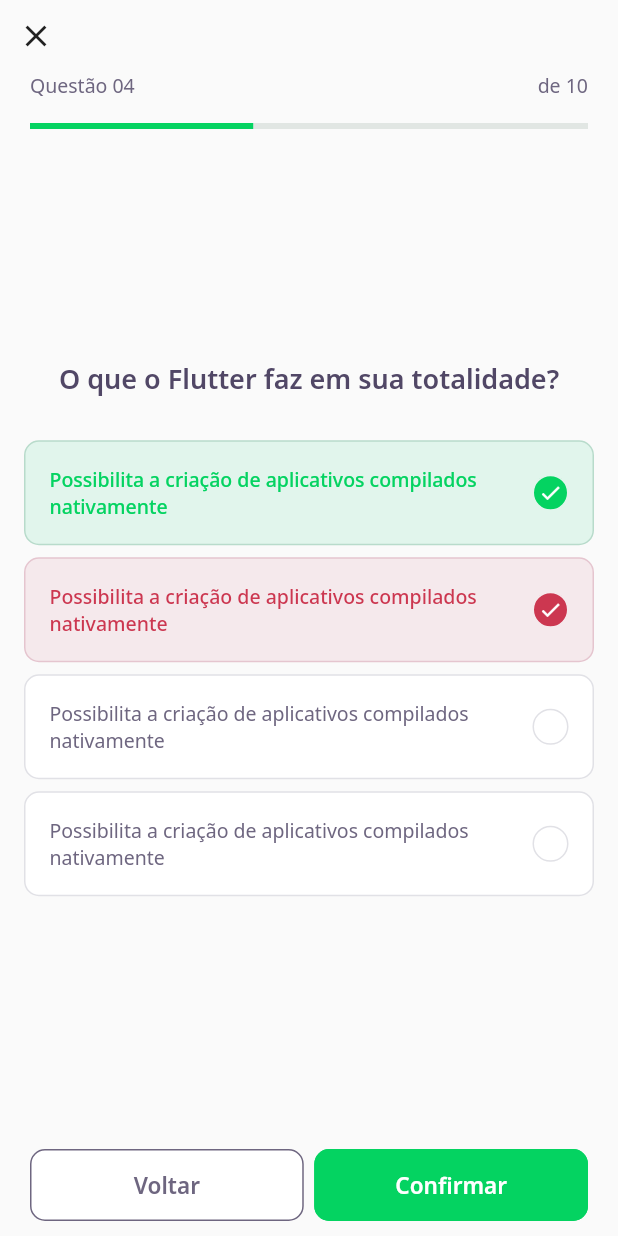
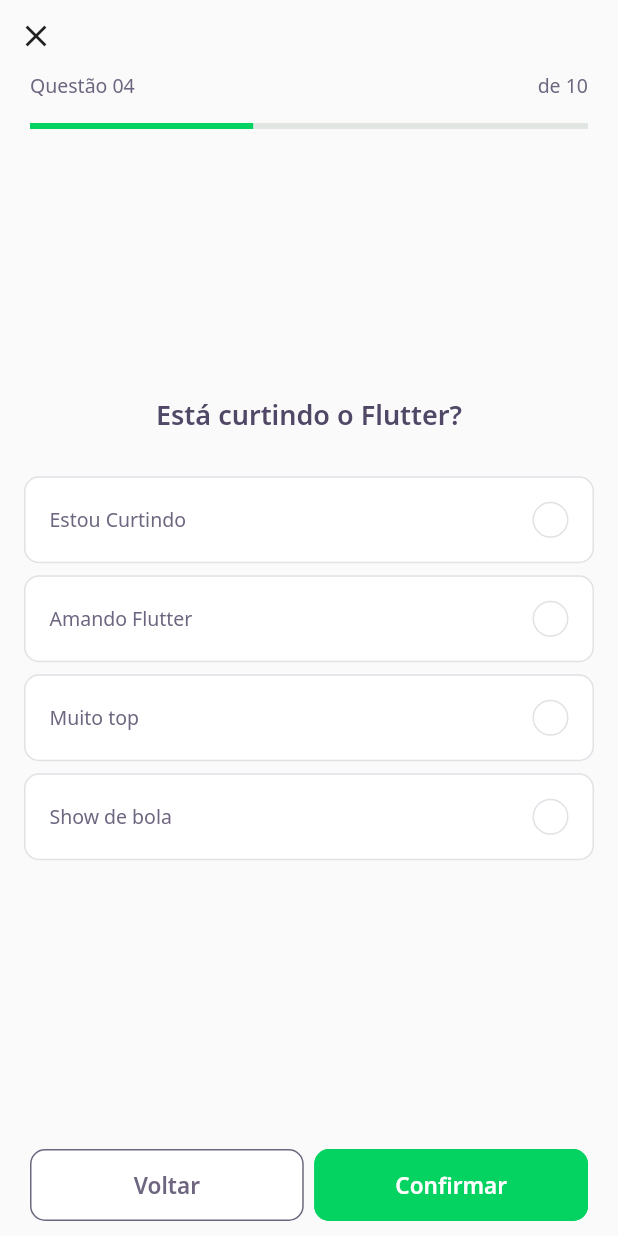
Before and after one commit to sidinei-silva/dev_quiz, a Flutter app: the screen it shows after launch, after a tap on "NLW 5 Flutter", on a phone screen of 412 x 824 dp. Run offline on Flutter 3.47's test engine with Material 2 defaults, Android fonts, the phone set to English and light mode, and no system bars; our stand-ins replace google_fonts; accounts and stored records are empty; network calls fail.

Commit message:
Incluindo questões dinamicamente

```diff
--- a/assets/database/quizzes.json
+++ b/assets/database/quizzes.json
@@ -6,7 +6,7 @@
     "questionAnswered": 1,
     "questions": [
       {
-        "title": "Está curtindo o flutter",
+        "title": "Está curtindo o Flutter?",
         "answers": [
           {
             "title": "Estou Curtindo"
@@ -24,7 +24,7 @@
         ]
       },
       {
-        "title": "Está curtindo o flutter",
+        "title": "Está curtindo o Flutter?",
         "answers": [
           {
             "title": "Estou Curtindo"
--- a/lib/challenge/challenge_page.dart
+++ b/lib/challenge/challenge_page.dart
@@ -1,9 +1,18 @@
+import 'package:flutter/material.dart';
+
 import 'package:DevQuiz/challenge/widgets/next_button/next_button_widget.dart';
 import 'package:DevQuiz/challenge/widgets/question_indicator/question_indicator_widget.dart';
 import 'package:DevQuiz/challenge/widgets/quiz/quiz_widget.dart';
-import 'package:flutter/material.dart';
+import 'package:DevQuiz/shared/models/question_model.dart';
 
 class ChallengePage extends StatefulWidget {
+  final List<QuestionModel> questions;
+
+  const ChallengePage({
+    Key? key,
+    required this.questions,
+  }) : super(key: key);
+
   @override
   _ChallengePageState createState() => _ChallengePageState();
 }
@@ -30,7 +39,9 @@ class _ChallengePageState extends State<ChallengePage> {
           ),
         ),
       ),
-      body: QuizWidget(title: "O que o Flutter faz em sua totalidade?"),
+      body: QuizWidget(
+        question: widget.questions[0],
+      ),
       bottomNavigationBar: SafeArea(
         child: Padding(
           padding: const EdgeInsets.symmetric(horizontal: 20, vertical: 10),
--- a/lib/challenge/widgets/quiz/quiz_widget.dart
+++ b/lib/challenge/widgets/quiz/quiz_widget.dart
@@ -1,12 +1,17 @@
+import 'package:flutter/material.dart';
+
 import 'package:DevQuiz/challenge/widgets/awnser/awnser_widget.dart';
-import 'package:flutter/material.dart';
+import 'package:DevQuiz/shared/models/question_model.dart';
 
 import '../../../core/core.dart';
 
 class QuizWidget extends StatelessWidget {
-  final String title;
+  final QuestionModel question;
 
-  const QuizWidget({Key? key, required this.title}) : super(key: key);
+  const QuizWidget({
+    Key? key,
+    required this.question,
+  }) : super(key: key);
 
   @override
   Widget build(BuildContext context) {
@@ -14,27 +19,20 @@ class QuizWidget extends StatelessWidget {
       mainAxisAlignment: MainAxisAlignment.center,
       children: [
         Text(
-          title,
+          question.title,
           style: AppTextStyles.heading,
         ),
         SizedBox(
           height: 24,
         ),
-        AwnserWidget(
-          isRight: true,
-          isSelected: true,
-          title: "Possibilita a criação de aplicativos compilados nativamente",
-        ),
-        AwnserWidget(
-          isSelected: true,
-          title: "Possibilita a criação de aplicativos compilados nativamente",
-        ),
-        AwnserWidget(
-          title: "Possibilita a criação de aplicativos compilados nativamente",
-        ),
-        AwnserWidget(
-          title: "Possibilita a criação de aplicativos compilados nativamente",
-        ),
+        ...question.answers
+            .map(
+              (anwser) => AwnserWidget(
+                isRight: anwser.isRight,
+                title: anwser.title,
+              ),
+            )
+            .toList(),
       ],
     );
   }
--- a/lib/home/home_page.dart
+++ b/lib/home/home_page.dart
@@ -75,7 +75,9 @@ class _HomePageState extends State<HomePage> {
                             Navigator.push(
                               context,
                               MaterialPageRoute(
-                                builder: (context) => ChallengePage(),
+                                builder: (context) => ChallengePage(
+                                  questions: quiz.questions,
+                                ),
                               ),
                             );
                           },
```
